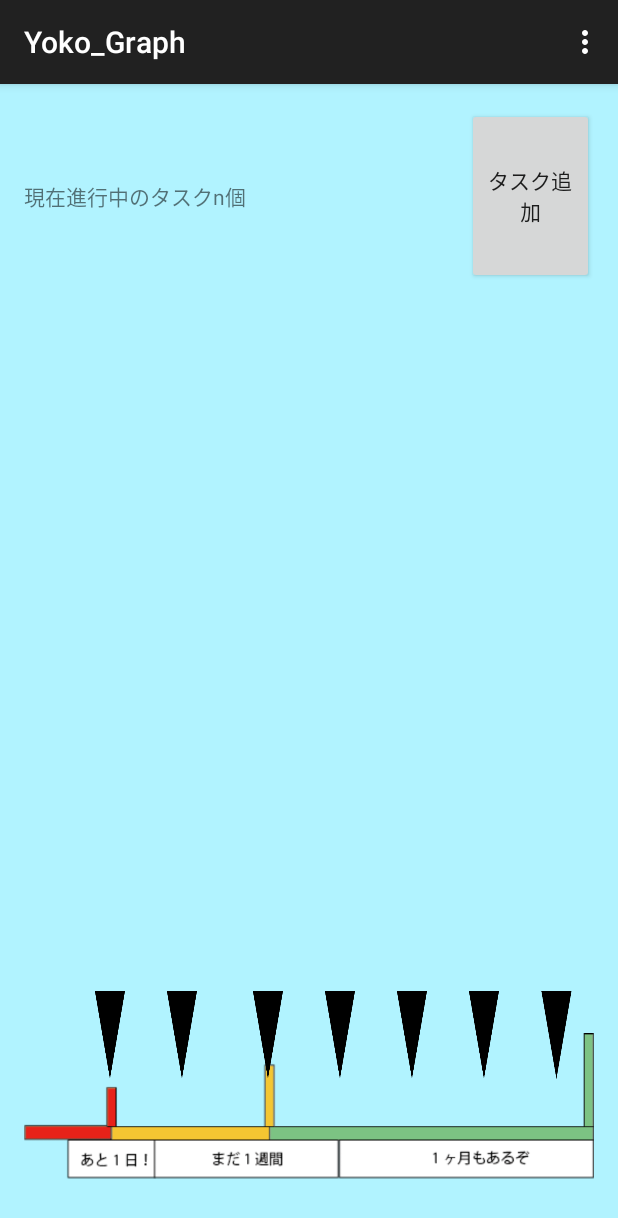
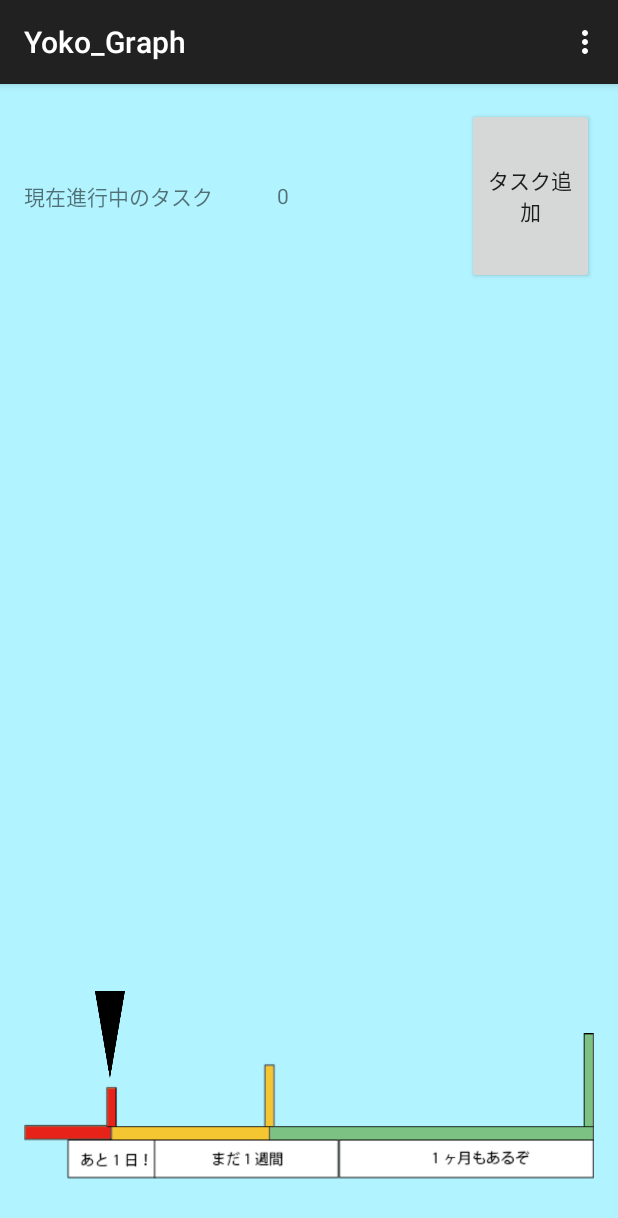
Before and after one commit to yappaakanwa/Yoko_Graph, an Android app: the screen it shows after launch (MainActivity), on a phone screen of 412 x 824 dp. Shown: the top 1218 px of the screen. Run offline under Robolectric (Android 15) with nearby library versions, the phone set to English and light mode, and no system bars.

Commit message:
途中　進捗報告

```diff
--- a/app/src/main/AndroidManifest.xml
+++ b/app/src/main/AndroidManifest.xml
@@ -16,6 +16,10 @@
                 <category android:name="android.intent.category.LAUNCHER" />
             </intent-filter>
         </activity>
+        <activity
+            android:name=".appendActivity"
+            android:label="@string/title_activity_append" >
+        </activity>
     </application>
 
 </manifest>
--- a/app/src/main/java/com/example/madao3/yoko_graph/MainActivity.java
+++ b/app/src/main/java/com/example/madao3/yoko_graph/MainActivity.java
@@ -1,32 +1,60 @@
 package com.example.madao3.yoko_graph;
 
+import android.content.Intent;
 import android.support.v7.app.ActionBarActivity;
 import android.os.Bundle;
 import android.view.Menu;
 import android.view.MenuItem;
 import android.view.View;
 import android.widget.TextView;
-import android.widget.Button;
+import android.content.SharedPreferences;
+import android.content.SharedPreferences.Editor;
 import android.widget.ImageView;
 
 
 public class MainActivity extends ActionBarActivity {
 
-    ImageView pointer1;
-    ImageView pointer2;
-    ImageView pointer3;
-    ImageView pointer4;
-    ImageView pointer5;
-    ImageView pointer6;
-    ImageView pointer7;
-    ImageView pointer8;
+    private TextView tasknumTextView;
 
+    private ImageView pointer1;
+    private ImageView pointer2;
+    private ImageView pointer3;
+    private ImageView pointer4;
+    private ImageView pointer5;
+    private ImageView pointer6;
+    private ImageView pointer7;
+    private ImageView pointer8;
+
+    private int taskNum = 0;
+
+    private SharedPreferences num;
+    private SharedPreferences n_sp;
+    private SharedPreferences d_sp;
+    private SharedPreferences m_sp;
+    private Editor num_editor;
+    private Editor n_editor;
+    private Editor d_editor;
+    private Editor m_editor;
 
     @Override
     protected void onCreate(Bundle savedInstanceState) {
         super.onCreate(savedInstanceState);
         setContentView(R.layout.activity_main);
         setPointer();
+        tasknumTextView = (TextView) findViewById(R.id.taskNumTextView);
+        tasknumTextView.setText(String.valueOf(taskNum));
+        visiblePointer();
+        num = getSharedPreferences("num", MODE_PRIVATE);
+        num_editor = num.edit();
+        n_sp = getSharedPreferences("n_savedata", MODE_PRIVATE);
+        d_sp = getSharedPreferences("d_savedate", MODE_PRIVATE);
+        m_sp = getSharedPreferences("m_savedate", MODE_PRIVATE);
+        n_editor = n_sp.edit();
+        d_editor = d_sp.edit();
+        m_editor = m_sp.edit();
+        if(taskNum == 0){
+            num_editor.putInt("tasknum", 0);
+        }
     }
 
     private void setPointer(){
@@ -38,6 +66,24 @@ public class MainActivity extends ActionBarActivity {
         pointer6 = (ImageView) findViewById(R.id.pointerImageView6);
         pointer7 = (ImageView) findViewById(R.id.pointerImageView7);
         pointer8 = (ImageView) findViewById(R.id.pointerImageView8);
+
+        pointer1.setVisibility(View.INVISIBLE);
+        pointer2.setVisibility(View.INVISIBLE);
+        pointer3.setVisibility(View.INVISIBLE);
+        pointer4.setVisibility(View.INVISIBLE);
+        pointer5.setVisibility(View.INVISIBLE);
+        pointer6.setVisibility(View.INVISIBLE);
+        pointer7.setVisibility(View.INVISIBLE);
+        pointer8.setVisibility(View.INVISIBLE);
+    }
+
+    public void appendTask(View v){
+        Intent intent = new Intent(this, appendActivity.class);
+        startActivity(intent);
+    }
+
+    public void visiblePointer(){
+        pointer2.setVisibility(View.VISIBLE);
     }
 
     @Override
--- a/app/src/main/res/layout/activity_main.xml
+++ b/app/src/main/res/layout/activity_main.xml
@@ -35,18 +35,27 @@
                 <TextView
                     android:layout_width="0dp"
                     android:layout_height="match_parent"
-                    android:text="現在進行中のタスクn個"
+                    android:text="現在進行中のタスク"
+                    android:id="@+id/taskTextView"
+                    android:gravity="center_vertical"
+                    android:layout_weight="4"
+                    android:singleLine="false" />
+
+                <TextView
+                    android:layout_width="0dp"
+                    android:layout_height="match_parent"
+                    android:text="0"
                     android:id="@+id/taskNumTextView"
-                    android:gravity="center_vertical"
-                    android:layout_weight="7"
-                    android:singleLine="false" />
+                    android:layout_weight="3"
+                    android:gravity="center_vertical" />
 
                 <Button
                     android:layout_width="0dp"
                     android:layout_height="match_parent"
                     android:text="タスク追加"
-                    android:id="@+id/appendtaskButton"
-                    android:layout_weight="2" />
+                    android:id="@+id/button"
+                    android:layout_weight="2"
+                    android:onClick="appendTask" />
             </LinearLayout>
 
             <RelativeLayout
@@ -97,7 +106,8 @@
                 <RelativeLayout
                     android:layout_width="0dp"
                     android:layout_height="match_parent"
-                    android:layout_weight="0.2"></RelativeLayout>
+                    android:layout_weight="0.2"
+                    android:id="@+id/dekoi1"></RelativeLayout>
 
                 <ImageView
                     android:layout_width="0dp"
--- a/app/src/main/res/values/strings.xml
+++ b/app/src/main/res/values/strings.xml
@@ -3,4 +3,5 @@
 
     <string name="hello_world">Hello world!</string>
     <string name="action_settings">Settings</string>
+    <string name="title_activity_append">appendActivity</string>
 </resources>
```
Also changed, not shown: app/src/main/java/com/example/madao3/yoko_graph/appendActivity.java (added, +97 -0 lines), app/src/main/res/layout/activity_append.xml (added, +62 -0 lines), app/src/main/res/menu/menu_append.xml (added, +7 -0 lines).
